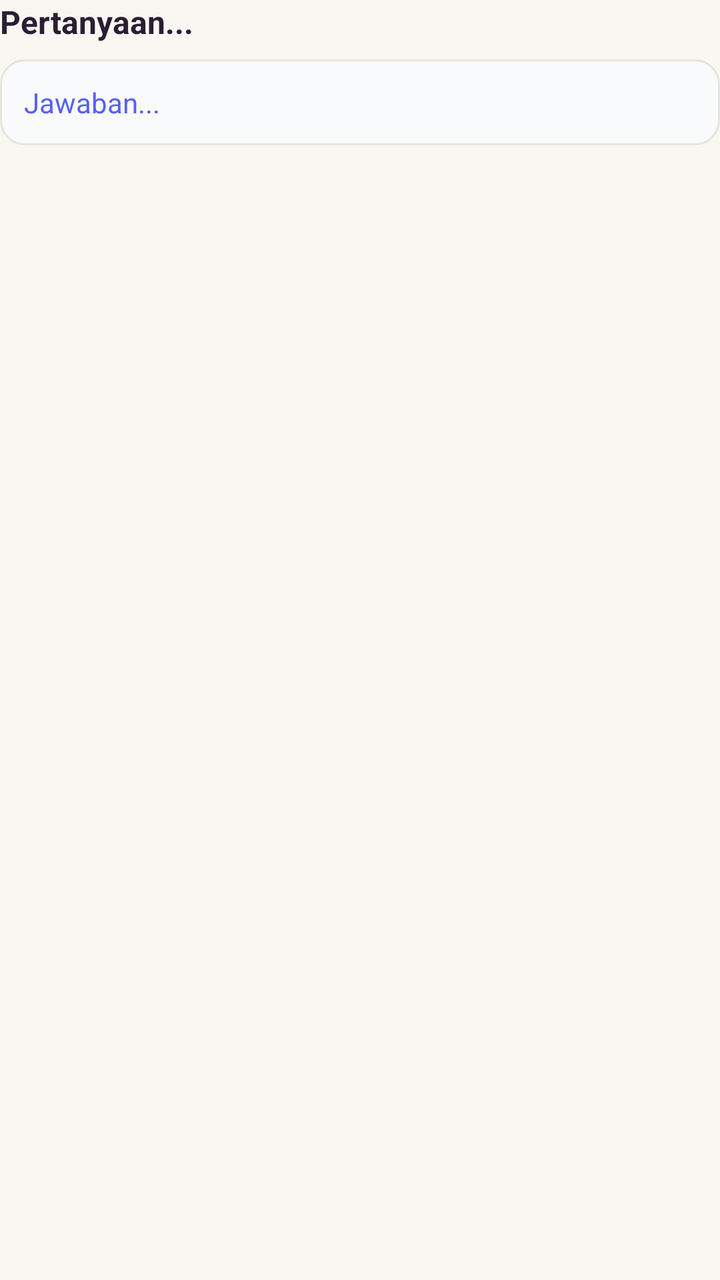
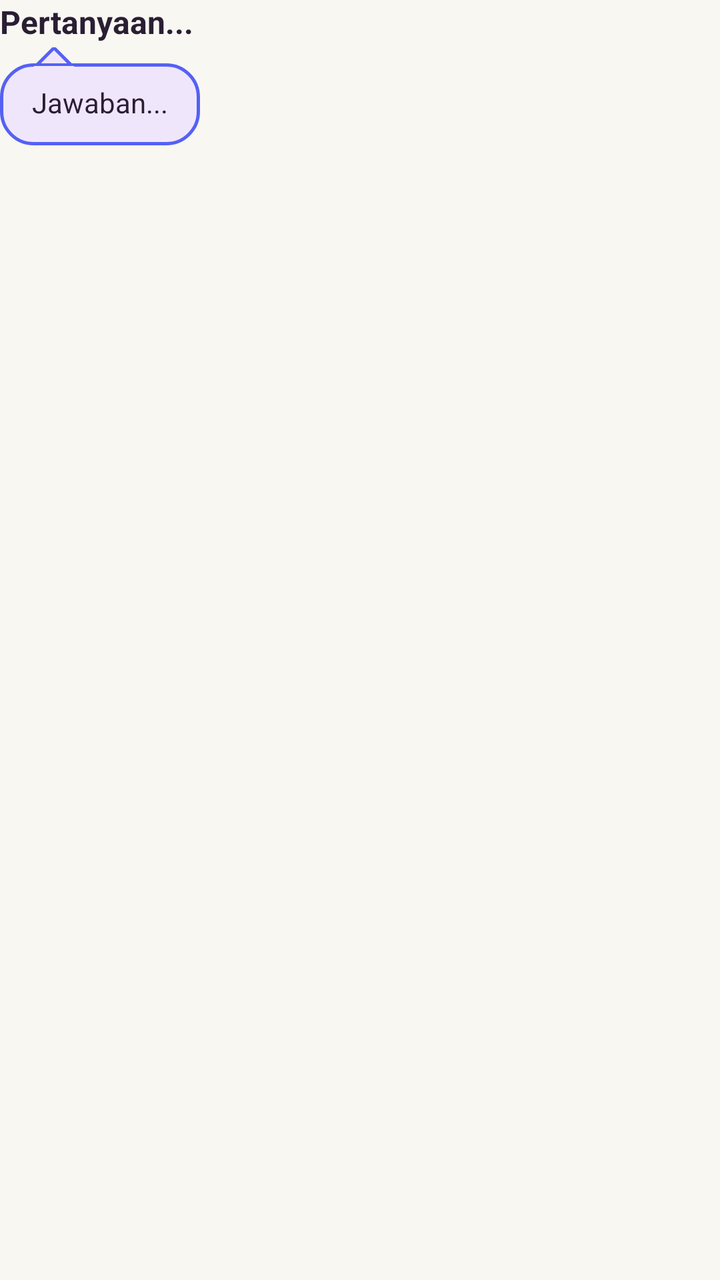

Two renders of the same Android screen: before a commit and after it. Below are the layout's source before the change and the commit's diff.
<!-- AndroidManifest.xml: application theme Theme.BkNova -->
<!-- res/layout/item_jawaban_kuesioner.xml -->
<?xml version="1.0" encoding="utf-8"?>
<LinearLayout xmlns:android="http://schemas.android.com/apk/res/android"
    android:layout_width="match_parent"
    android:layout_height="wrap_content"
    android:orientation="vertical"
    android:paddingBottom="20dp">

    <TextView
        android:id="@+id/tv_pertanyaan"
        android:layout_width="match_parent"
        android:layout_height="wrap_content"
        android:text="Pertanyaan..."
        android:textStyle="bold"
        android:textColor="@color/text_color_primary"
        android:textSize="16sp" />

    <TextView
        android:id="@+id/tv_jawaban"
        android:layout_width="match_parent"
        android:layout_height="wrap_content"
        android:layout_marginTop="8dp"
        android:text="Jawaban..."
        android:textColor="@color/brand_primary"
        android:textSize="14sp"
        android:background="@drawable/bg_input_essay"
        android:padding="12dp" />

</LinearLayout>
<!-- resources referenced by this layout -->
<resources>
  <color name="brand_primary">#5561F4</color>
  <color name="text_color_primary">#2A1E33</color>
  <!-- drawable bg_input_essay (drawable) -->
  <?xml version="1.0" encoding="utf-8"?>
  <shape xmlns:android="http://schemas.android.com/apk/res/android">
      <solid android:color="#F9FAFB" />
      <stroke android:width="1dp" android:color="@color/divider_color" />
      <corners android:radius="12dp" />
  </shape>
  <style name="Theme.BkNova" parent="Base.Theme.BkNova" />
  <color name="divider_color">#E8E3DC</color>
  <color name="white">#FFFFFFFF</color>
  <color name="brand_soft">#F0E6FC</color>
  <color name="accent_pink">#FF7FAF</color>
  <color name="accent_pink_soft">#FFECF3</color>
  <color name="accent_peach">#FFC6BF</color>
  <color name="accent_peach_soft">#FFE8E5</color>
  <color name="background_cream">#F8F7F2</color>
  <color name="text_color_secondary">#6B5E75</color>
  <color name="red_text">#DC2626</color>
  <color name="red_light">#FEE2E2</color>
  <!-- unchanged entries left out for length: 1 -->
</resources>

<!-- the commit's change to res/layout/item_jawaban_kuesioner.xml (unified diff, before → after) -->
@@ -16,13 +16,17 @@
 
     <TextView
         android:id="@+id/tv_jawaban"
-        android:layout_width="match_parent"
+        android:layout_width="wrap_content"
         android:layout_height="wrap_content"
-        android:layout_marginTop="8dp"
+        android:layout_marginTop="2dp"
+        android:layout_marginEnd="40dp"
         android:text="Jawaban..."
-        android:textColor="@color/brand_primary"
+        android:textColor="@color/text_color_primary"
         android:textSize="14sp"
-        android:background="@drawable/bg_input_essay"
-        android:padding="12dp" />
+        android:background="@drawable/bg_speech_bubble"
+        android:paddingHorizontal="16dp"
+        android:paddingTop="18dp"
+        android:paddingBottom="12dp"
+        android:lineSpacingExtra="2dp" />
 
 </LinearLayout>
<!-- resource entries referenced after the edit -->
@@ -2,13 +2,46 @@
 <resources>
   <color name="brand_primary">#5561F4</color>
   <color name="text_color_primary">#2A1E33</color>
-  <!-- drawable bg_input_essay (drawable) -->
+  <!-- drawable bg_speech_bubble (drawable) -->
   <?xml version="1.0" encoding="utf-8"?>
-  <shape xmlns:android="http://schemas.android.com/apk/res/android">
-      <solid android:color="#F9FAFB" />
-      <stroke android:width="1dp" android:color="@color/divider_color" />
-      <corners android:radius="12dp" />
-  </shape>
+  <layer-list xmlns:android="http://schemas.android.com/apk/res/android">
+  
+      
+      <item
+          android:width="14dp"
+          android:height="14dp"
+          android:left="20dp"
+          android:top="2dp">
+          <rotate
+              android:fromDegrees="45"
+              android:toDegrees="45">
+              <shape android:shape="rectangle">
+                  <solid android:color="@color/brand_soft" />
+                  <stroke android:width="1.5dp" android:color="@color/brand_primary" />
+              </shape>
+          </rotate>
+      </item>
+  
+      
+      <item android:top="8dp">
+          <shape android:shape="rectangle">
+              <solid android:color="@color/brand_soft" />
+              <stroke android:width="1.5dp" android:color="@color/brand_primary" />
+              <corners android:radius="16dp" />
+          </shape>
+      </item>
+  
+      
+      <item
+          android:width="20dp"
+          android:height="10dp"
+          android:left="17dp"
+          android:top="9.5dp">
+          <shape android:shape="rectangle">
+              <solid android:color="@color/brand_soft" />
+          </shape>
+      </item>
+  </layer-list>
   <style name="Theme.BkNova" parent="Base.Theme.BkNova" />
   <color name="divider_color">#E8E3DC</color>
   <color name="white">#FFFFFFFF</color>
